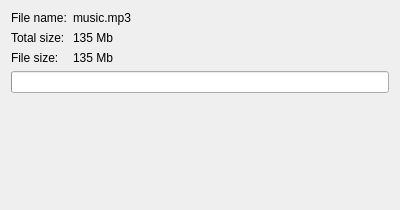
This is src/corelayers/filetransfer/filetransferdialog.ui in euroelessar/qutim as Qt 5 draws it before an edit. The edited form follows.
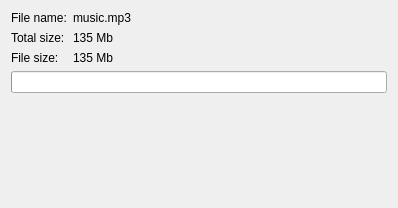
This is the edited form.

Patch:
```diff
--- a/src/corelayers/filetransfer/filetransferdialog.ui
+++ b/src/corelayers/filetransfer/filetransferdialog.ui
@@ -6,8 +6,8 @@
    <rect>
     <x>0</x>
     <y>0</y>
-    <width>400</width>
-    <height>210</height>
+    <width>398</width>
+    <height>208</height>
    </rect>
   </property>
   <property name="windowTitle">
```
Left out of the diff: 6 changed lines with no effect on the pictures.
